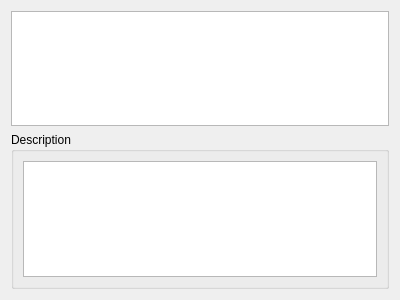
Before: the Qt Designer form src/gui/widgets/ui_files/configsDialog.ui in disorderedmaterials/GudPy, drawn with Qt 5.
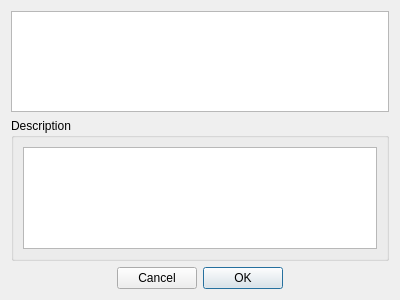
After: the same form once the commit is applied.

Commit message: Configuration dialog is functional.

Patch:
```diff
--- a/src/gui/widgets/ui_files/configsDialog.ui
+++ b/src/gui/widgets/ui_files/configsDialog.ui
@@ -15,7 +15,11 @@
   </property>
   <layout class="QVBoxLayout" name="verticalLayout_2">
    <item>
-    <widget class="QListView" name="configList"/>
+    <widget class="QListWidget" name="configList">
+     <property name="editTriggers">
+      <set>QAbstractItemView::NoEditTriggers</set>
+     </property>
+    </widget>
    </item>
    <item>
     <widget class="QGroupBox" name="groupBox">
@@ -24,11 +28,28 @@
      </property>
      <layout class="QVBoxLayout" name="verticalLayout">
       <item>
-       <widget class="QTextEdit" name="configDescriptionTextEdit"/>
+       <widget class="QTextEdit" name="configDescriptionTextEdit">
+        <property name="readOnly">
+         <bool>true</bool>
+        </property>
+       </widget>
       </item>
      </layout>
     </widget>
    </item>
+   <item>
+    <widget class="QDialogButtonBox" name="buttonBox">
+     <property name="layoutDirection">
+      <enum>Qt::RightToLeft</enum>
+     </property>
+     <property name="standardButtons">
+      <set>QDialogButtonBox::Cancel|QDialogButtonBox::Ok</set>
+     </property>
+     <property name="centerButtons">
+      <bool>true</bool>
+     </property>
+    </widget>
+   </item>
   </layout>
  </widget>
  <resources/>
```
The commit also changes 2 other files.
